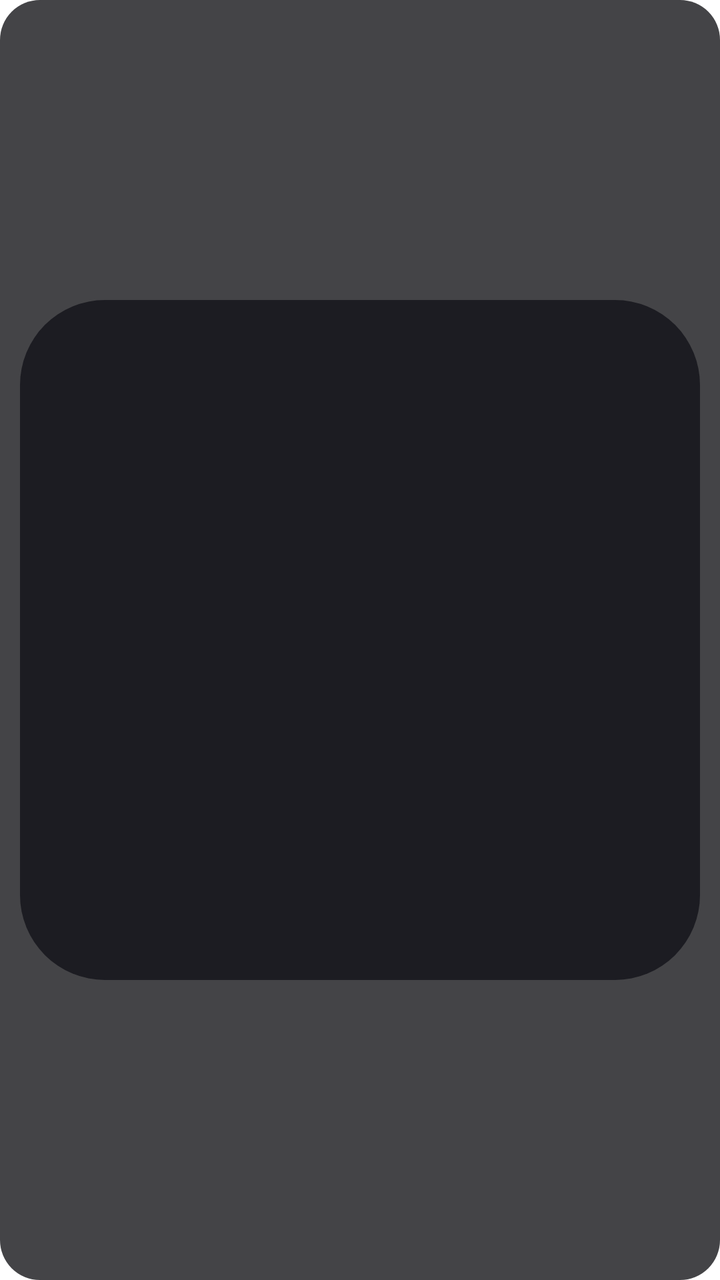
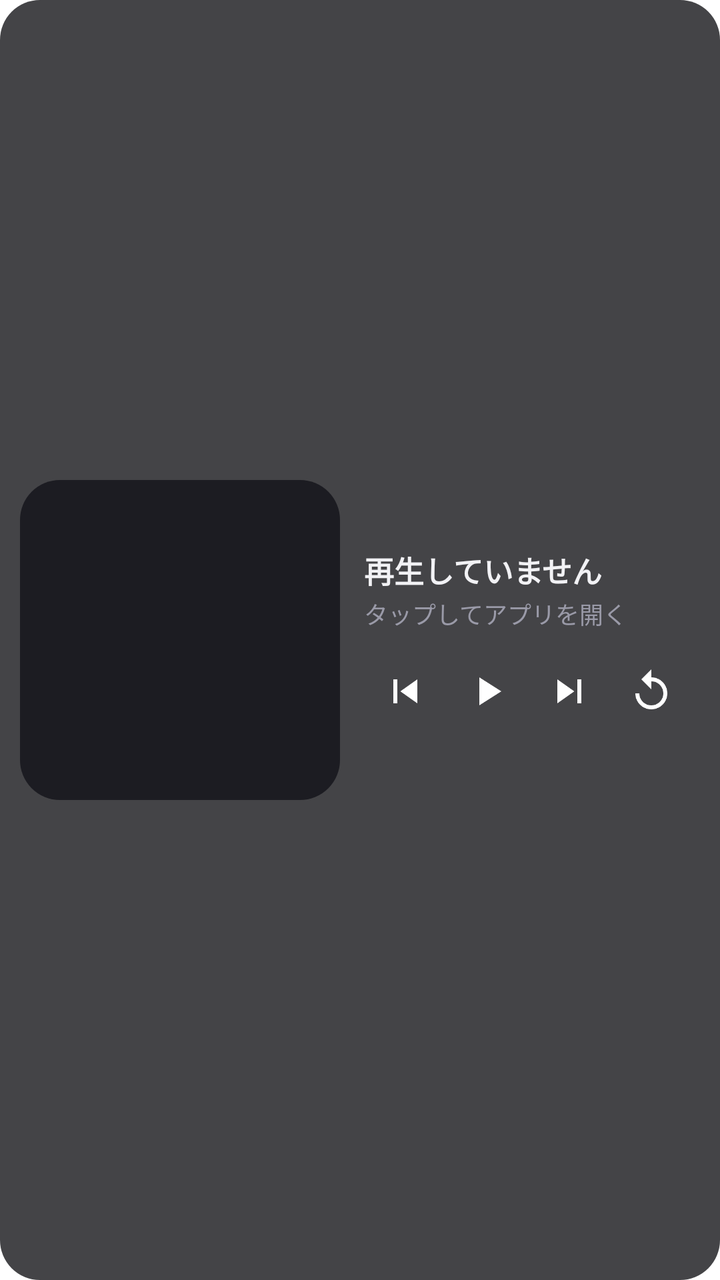

Compare the two renders of this Android layout. The source of the first and the diff that turns it into the second are given below.
<!-- AndroidManifest.xml: fallback theme Theme.MaterialComponents.DayNight.NoActionBar -->
<!-- res/layout/retracks_widget.xml -->
<?xml version="1.0" encoding="utf-8"?>
<LinearLayout xmlns:android="http://schemas.android.com/apk/res/android"
    android:id="@+id/retracks_widget_root"
    android:layout_width="match_parent"
    android:layout_height="match_parent"
    android:orientation="horizontal"
    android:background="@drawable/retracks_widget_background"
    android:padding="10dp"
    android:gravity="center_vertical">

  
  <ImageView
      android:id="@+id/retracks_widget_artwork"
      android:layout_width="wrap_content"
      android:layout_height="match_parent"
      android:adjustViewBounds="true"
      android:scaleType="fitCenter"
      android:contentDescription="@string/retracks_widget_artwork_description"
      android:src="@drawable/retracks_artwork_placeholder" />

  <LinearLayout
      android:layout_width="0dp"
      android:layout_height="wrap_content"
      android:layout_weight="1"
      android:orientation="vertical"
      android:paddingStart="12dp"
      android:paddingEnd="4dp">

    <TextView
        android:id="@+id/retracks_widget_title"
        android:layout_width="match_parent"
        android:layout_height="wrap_content"
        android:maxLines="1"
        android:ellipsize="end"
        android:textColor="#F2F2F5"
        android:textSize="15sp"
        android:textStyle="bold"
        android:text="@string/retracks_widget_idle_title" />

    <TextView
        android:id="@+id/retracks_widget_artist"
        android:layout_width="match_parent"
        android:layout_height="wrap_content"
        android:maxLines="1"
        android:ellipsize="end"
        android:textColor="#9A9AA8"
        android:textSize="12sp"
        android:layout_marginTop="2dp"
        android:text="@string/retracks_widget_idle_artist" />

    <LinearLayout
        android:layout_width="match_parent"
        android:layout_height="wrap_content"
        android:orientation="horizontal"
        android:layout_marginTop="10dp"
        android:gravity="center_vertical">

      <ImageButton
          android:id="@+id/retracks_widget_prev"
          android:layout_width="0dp"
          android:layout_height="40dp"
          android:layout_weight="1"
          android:background="?android:attr/selectableItemBackgroundBorderless"
          android:src="@drawable/retracks_ic_prev"
          android:contentDescription="@string/retracks_widget_prev_description" />

      <ImageButton
          android:id="@+id/retracks_widget_toggle"
          android:layout_width="0dp"
          android:layout_height="40dp"
          android:layout_weight="1"
          android:background="?android:attr/selectableItemBackgroundBorderless"
          android:src="@drawable/retracks_ic_play"
          android:contentDescription="@string/retracks_widget_toggle_description" />

      <ImageButton
          android:id="@+id/retracks_widget_next"
          android:layout_width="0dp"
          android:layout_height="40dp"
          android:layout_weight="1"
          android:background="?android:attr/selectableItemBackgroundBorderless"
          android:src="@drawable/retracks_ic_next"
          android:contentDescription="@string/retracks_widget_next_description" />

      <ImageButton
          android:id="@+id/retracks_widget_replay"
          android:layout_width="0dp"
          android:layout_height="40dp"
          android:layout_weight="1"
          android:background="?android:attr/selectableItemBackgroundBorderless"
          android:src="@drawable/retracks_ic_replay"
          android:contentDescription="@string/retracks_widget_replay_description" />
    </LinearLayout>
  </LinearLayout>
</LinearLayout>
<!-- resources referenced by this layout -->
<resources>
  <!-- drawable retracks_artwork_placeholder (drawable) -->
  <shape xmlns:android="http://schemas.android.com/apk/res/android" android:shape="rectangle">
    <solid android:color="#1C1C22" />
    <corners android:radius="12dp" />
    
    <size android:width="96dp" android:height="96dp" />
  </shape>
  <!-- drawable retracks_ic_next (drawable) -->
  <vector xmlns:android="http://schemas.android.com/apk/res/android"
      android:width="24dp" android:height="24dp"
      android:viewportWidth="24" android:viewportHeight="24"
      android:tint="#FFFFFF">
    <path android:fillColor="#FFFFFF" android:pathData="M6,18l8.5,-6L6,6v12zM16,6v12h2V6h-2z"/>
  </vector>
  <!-- drawable retracks_ic_play (drawable) -->
  <vector xmlns:android="http://schemas.android.com/apk/res/android"
      android:width="24dp" android:height="24dp"
      android:viewportWidth="24" android:viewportHeight="24"
      android:tint="#FFFFFF">
    <path android:fillColor="#FFFFFF" android:pathData="M8,5v14l11,-7z"/>
  </vector>
  <!-- drawable retracks_ic_prev (drawable) -->
  <vector xmlns:android="http://schemas.android.com/apk/res/android"
      android:width="24dp" android:height="24dp"
      android:viewportWidth="24" android:viewportHeight="24"
      android:tint="#FFFFFF">
    <path android:fillColor="#FFFFFF" android:pathData="M6,6h2v12H6zM9.5,12l8.5,6V6z"/>
  </vector>
  <!-- drawable retracks_ic_replay (drawable) -->
  <vector xmlns:android="http://schemas.android.com/apk/res/android"
      android:width="24dp" android:height="24dp"
      android:viewportWidth="24" android:viewportHeight="24"
      android:tint="#FFFFFF">
    <path android:fillColor="#FFFFFF"
        android:pathData="M12,5V1L7,6l5,5V7c3.31,0 6,2.69 6,6s-2.69,6 -6,6 -6,-2.69 -6,-6H4c0,4.42 3.58,8 8,8s8,-3.58 8,-8 -3.58,-8 -8,-8z"/>
  </vector>
  <!-- drawable retracks_widget_background (drawable) -->
  <shape xmlns:android="http://schemas.android.com/apk/res/android" android:shape="rectangle">
    <solid android:color="#CC16161A" />
    <corners android:radius="20dp" />
  </shape>
  <string name="retracks_widget_artwork_description">アルバムジャケット</string>
  <string name="retracks_widget_idle_artist">タップしてアプリを開く</string>
  <string name="retracks_widget_idle_title">再生していません</string>
  <string name="retracks_widget_next_description">次の曲</string>
  <string name="retracks_widget_prev_description">前の曲</string>
  <string name="retracks_widget_replay_description">この曲を最初から</string>
  <string name="retracks_widget_toggle_description">再生／一時停止</string>
</resources>

<!-- the commit's change to res/layout/retracks_widget.xml (unified diff, before → after) -->
@@ -13,15 +13,18 @@
       android:id="@+id/retracks_widget_artwork"
       android:layout_width="wrap_content"
       android:layout_height="match_parent"
+      android:maxWidth="160dp"
       android:adjustViewBounds="true"
       android:scaleType="fitCenter"
       android:contentDescription="@string/retracks_widget_artwork_description"
       android:src="@drawable/retracks_artwork_placeholder" />
 
+  
   <LinearLayout
       android:layout_width="0dp"
       android:layout_height="wrap_content"
       android:layout_weight="1"
+      android:minWidth="150dp"
       android:orientation="vertical"
       android:paddingStart="12dp"
       android:paddingEnd="4dp">
